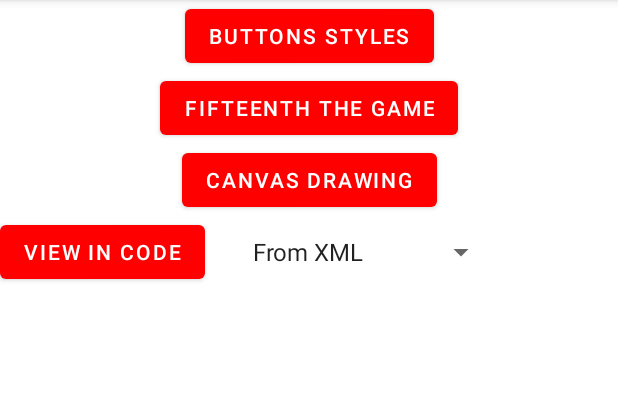
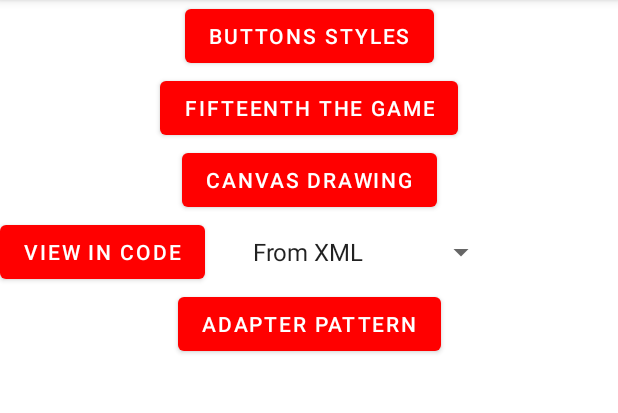
Before and after one commit to VladimirOnix/AndroidNoArchitect, an Android app: the screen it shows after launch (MainActivity), on a phone screen of 412 x 824 dp, the part 84-497 px from its top. Run offline under Robolectric (Android 15) with nearby library versions, the phone set to English and light mode, and no system bars.

Commit message:
Adapter template added

```diff
--- a/app/build.gradle
+++ b/app/build.gradle
@@ -32,6 +32,8 @@ dependencies {
     implementation 'androidx.appcompat:appcompat:1.4.0'
     implementation 'com.google.android.material:material:1.4.0'
     implementation 'androidx.constraintlayout:constraintlayout:2.1.2'
+    implementation("androidx.recyclerview:recyclerview:1.2.1")
+    implementation("androidx.recyclerview:recyclerview-selection:1.1.0")
     testImplementation 'junit:junit:4.13.2'
     androidTestImplementation 'androidx.test.ext:junit:1.1.3'
     androidTestImplementation 'androidx.test.espresso:espresso-core:3.4.0'
--- a/app/src/main/AndroidManifest.xml
+++ b/app/src/main/AndroidManifest.xml
@@ -10,6 +10,9 @@
         android:roundIcon="@mipmap/ic_launcher_round"
         android:supportsRtl="true"
         android:theme="@style/Theme.AndroidNoArchitect">
+        <activity
+            android:name=".AdapterActivity"
+            android:exported="false" />
         <activity
             android:name=".ViewActivity"
             android:exported="false" />
--- a/app/src/main/java/com/sample/arch/forbidden/MainActivity.java
+++ b/app/src/main/java/com/sample/arch/forbidden/MainActivity.java
@@ -27,6 +27,7 @@ public class MainActivity extends AppCompatActivity {
     private Button mButtonFifteenth;
     private Button mButtonCanvas;
     private Button mButtonViews;
+    private Button mButtonAdapters;
 
     private Spinner mSpinnerViews;
     private ArrayAdapter<?> spinnerViewsAdapter;
@@ -40,6 +41,7 @@ public class MainActivity extends AppCompatActivity {
         mButtonFifteenth = findViewById(R.id.buttonFifteenth);
         mButtonCanvas = findViewById(R.id.buttonCanvas);
         mButtonViews = findViewById(R.id.buttonViews);
+        mButtonAdapters = findViewById(R.id.buttonAdapters);
 
         mSpinnerViews = findViewById(R.id.spinnerViews);
         spinnerViewsAdapter = ArrayAdapter.createFromResource(this, R.array.view_init_types,
@@ -54,6 +56,7 @@ public class MainActivity extends AppCompatActivity {
         mButtonButtons.setOnClickListener(view -> MainActivity.this.startActivity(new Intent(MainActivity.this, ButtonsActivity.class)));
         mButtonFifteenth.setOnClickListener(view -> MainActivity.this.startActivity(new Intent(MainActivity.this, FifteenthActivity.class)));
         mButtonCanvas.setOnClickListener(view -> MainActivity.this.startActivity(new Intent(MainActivity.this, CanvasActivity.class)));
+        mButtonAdapters.setOnClickListener(view -> MainActivity.this.startActivity(new Intent(MainActivity.this, AdapterActivity.class)));
         mButtonViews.setOnClickListener(view -> {
             Intent intent = new Intent(MainActivity.this, ViewActivity.class);
             intent.putExtra(BUNDLE_VIEW_TYPE, (int) mSpinnerViews.getSelectedItemId());
--- a/app/src/main/res/layout/activity_main.xml
+++ b/app/src/main/res/layout/activity_main.xml
@@ -50,5 +50,13 @@
         android:layout_width="wrap_content"
         android:layout_height="wrap_content" />
 
+    <Button
+        android:id="@+id/buttonAdapters"
+        android:layout_width="wrap_content"
+        android:layout_height="wrap_content"
+        android:text="Adapter pattern"
+        app:layout_constraintTop_toBottomOf="@id/buttonViews"
+        app:layout_constraintEnd_toEndOf="parent"
+        app:layout_constraintStart_toStartOf="parent" />
 
 </androidx.constraintlayout.widget.ConstraintLayout>
```
Also changed, not shown: app/src/main/java/com/sample/arch/forbidden/AdapterActivity.java (added, +45 -0 lines), app/src/main/java/com/sample/arch/forbidden/adapter/ListAdapter.java (added, +50 -0 lines), app/src/main/res/layout/activity_adapter.xml (added, +19 -0 lines), app/src/main/res/layout/text_row_item.xml (added, +16 -0 lines).
